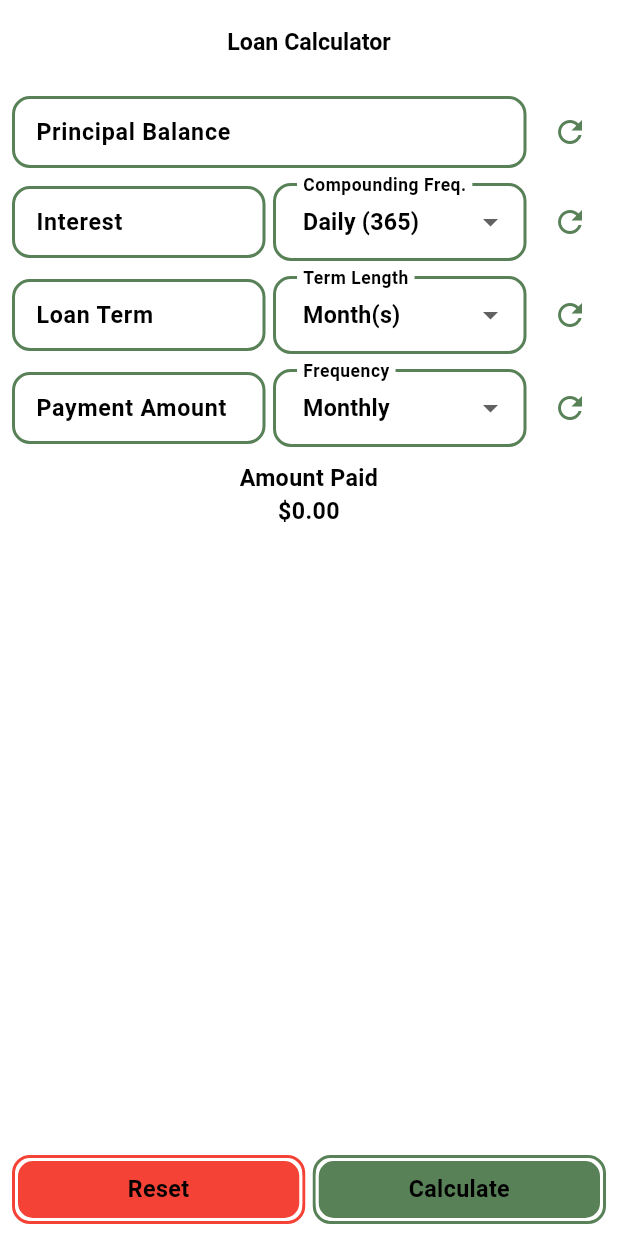
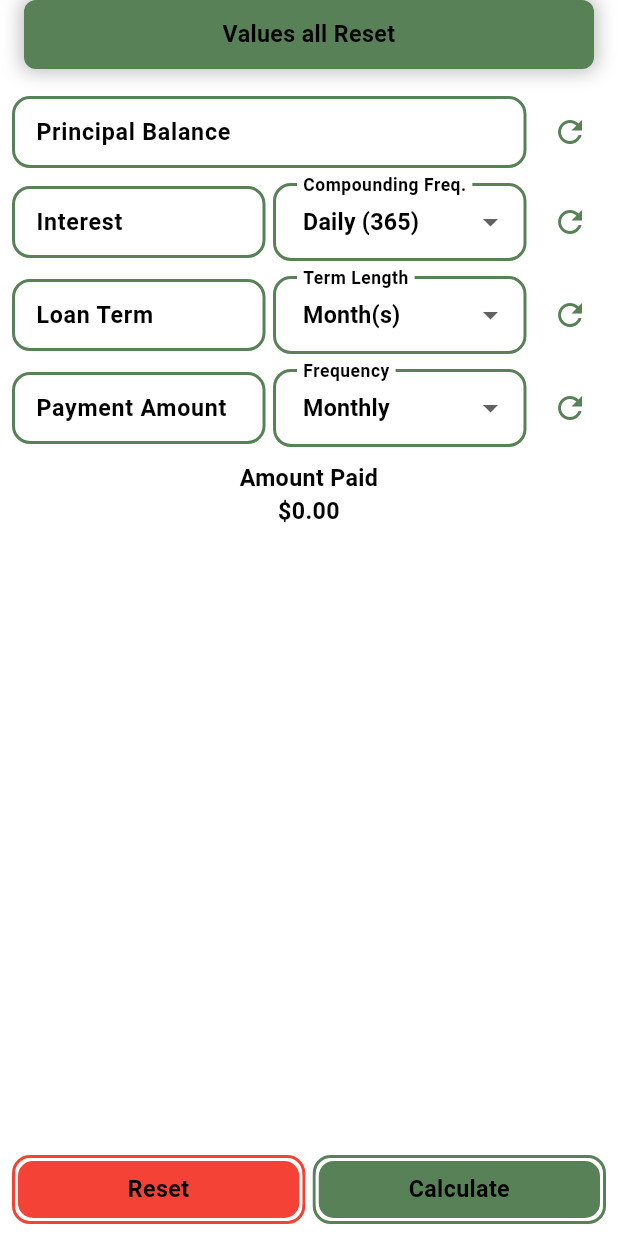
Before and after one commit to zachpfaltzgraff/Loan-Calculator, a Flutter app: the screen it shows after launch, after a tap on "Reset", on a phone screen of 412 x 824 dp. Run offline on Flutter 3.47's test engine with Material 3 defaults, Android fonts, the light colour scheme and no system bars; drawn by our look-alikes of fl_chart; our stand-ins replace shared_preferences, vibration.

Commit message:
Update calculator_inputs.dart

```diff
--- a/loan_calculator/lib/components/calculator_inputs.dart
+++ b/loan_calculator/lib/components/calculator_inputs.dart
@@ -387,6 +387,7 @@ class _CalculatorInputsState extends State<CalculatorInputs> {
                     borderRadius: BorderRadius.circular(12),
                     onPressed: () {
                       resetValues();
+                      GlobalSnackBar.show('Values all Reset', theme.primaryColor);
                     },
                     textStyle: theme.textStyle(context)
                   ),
```
